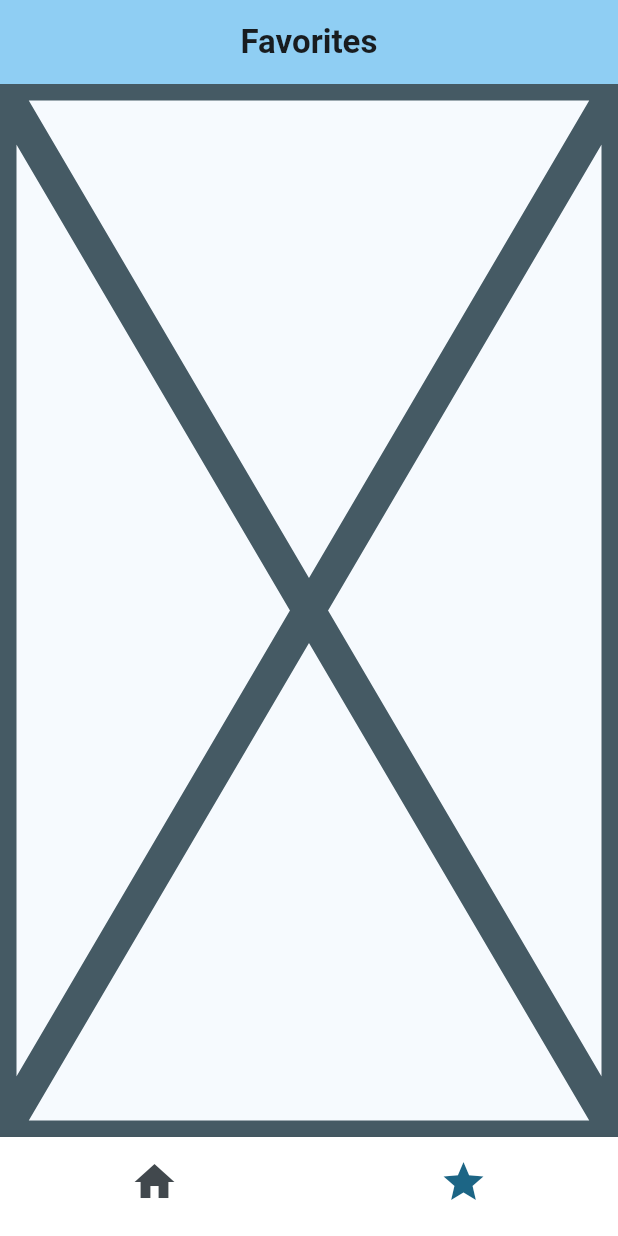
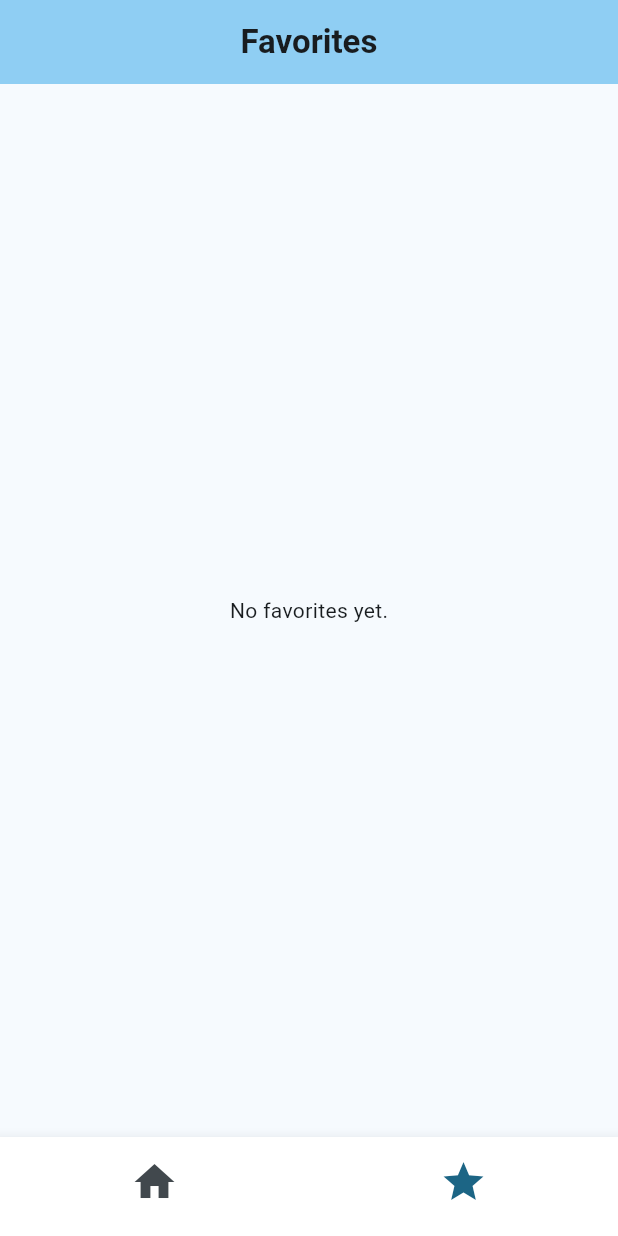
Before and after one commit to mansurkhoja/rick_and_morty, a Flutter app: the screen it shows after launch, item 2 of the bottom bar chosen, on a phone screen of 412 x 824 dp. Run offline on Flutter 3.47's test engine with Material 3 defaults, Android fonts, the phone set to English and light mode, and no system bars; our stand-ins replace hive_flutter; accounts and stored records are empty; network calls fail.

Commit message:
Implement FavoritesScreen to display favorite characters using CharactersProvider

```diff
--- a/lib/screens/favorites_screen.dart
+++ b/lib/screens/favorites_screen.dart
@@ -1,10 +1,32 @@
 import 'package:flutter/material.dart';
+import 'package:provider/provider.dart';
+import 'package:rick_and_morty/providers/characters_provider.dart';
+import 'package:rick_and_morty/widgets/character_card.dart';
 
 class FavoritesScreen extends StatelessWidget {
   const FavoritesScreen({super.key});
 
   @override
   Widget build(BuildContext context) {
-    return const Placeholder(strokeWidth: 22);
+    return Consumer<CharactersProvider>(
+      builder: (context, provider, _) {
+        final favorites = provider.favorites;
+        if (favorites.isEmpty) {
+          return const Center(child: Text('No favorites yet.'));
+        } else {
+          return ListView.builder(
+            itemCount: favorites.length,
+            itemBuilder: (context, index) {
+              final character = favorites[index];
+              return CharacterCard(
+                character: character,
+                isFavorite: provider.isFavorite(character.id),
+                onPressFavorite: () => provider.toggleFavorite(character),
+              );
+            },
+          );
+        }
+      },
+    );
   }
 }
```
